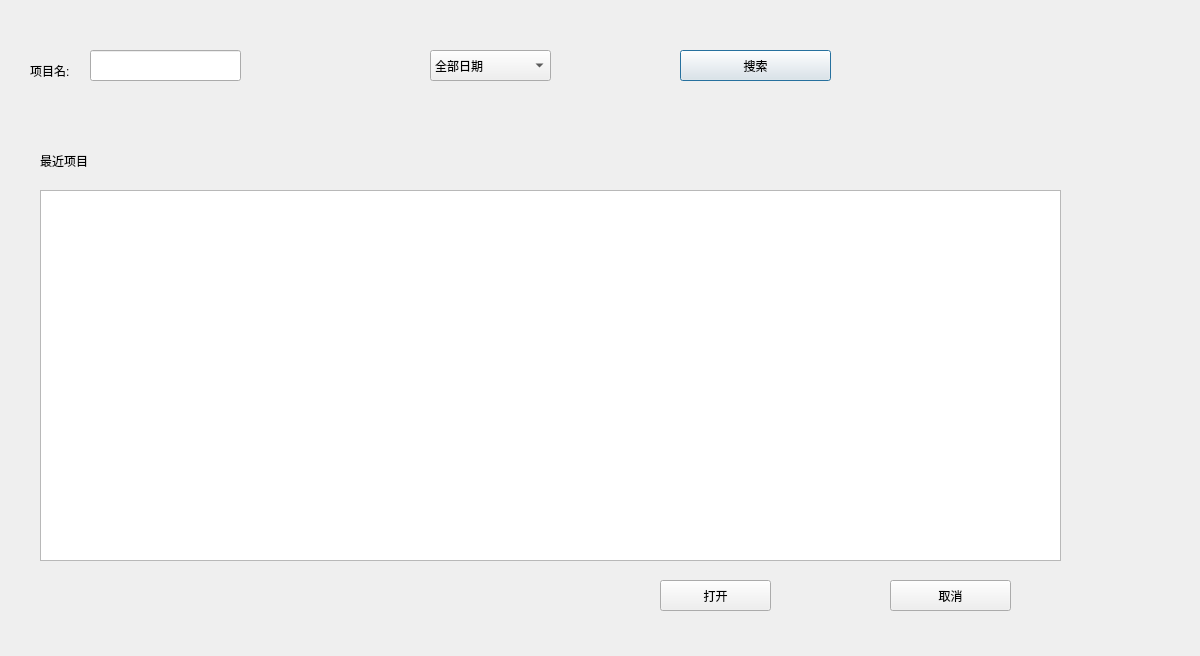
Above: src/signA/openprojectwindow.ui from Freedom-JJ/SignalAnalysis before the change. Below: the same form after it.
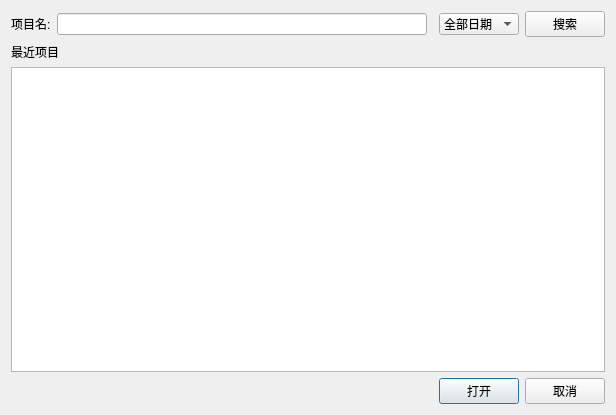
That is the form after the change.

Commit message: 新增信号分析结果窗口，新增时间轴显示，提供相关接口，修改打开项目布局，有刷新速度快造成崩溃的bug

What changed in the file:
```diff
--- a/src/signA/openprojectwindow.ui
+++ b/src/signA/openprojectwindow.ui
@@ -6,64 +6,16 @@
    <rect>
     <x>0</x>
     <y>0</y>
-    <width>1200</width>
-    <height>656</height>
+    <width>616</width>
+    <height>415</height>
    </rect>
   </property>
   <property name="windowTitle">
    <string>Dialog</string>
   </property>
-  <widget class="QPushButton" name="pushButton">
-   <property name="geometry">
-    <rect>
-     <x>680</x>
-     <y>50</y>
-     <width>151</width>
-     <height>31</height>
-    </rect>
-   </property>
-   <property name="styleSheet">
-    <string notr="true">font: 11pt &quot;Agency FB&quot;;</string>
-   </property>
-   <property name="text">
-    <string>搜索</string>
-   </property>
-  </widget>
-  <widget class="QPushButton" name="open">
-   <property name="geometry">
-    <rect>
-     <x>660</x>
-     <y>580</y>
-     <width>111</width>
-     <height>31</height>
-    </rect>
-   </property>
-   <property name="styleSheet">
-    <string notr="true">font: 11pt &quot;Agency FB&quot;;</string>
-   </property>
-   <property name="text">
-    <string>打开</string>
-   </property>
-  </widget>
-  <widget class="QTableWidget" name="tableWidget">
-   <property name="geometry">
-    <rect>
-     <x>40</x>
-     <y>190</y>
-     <width>1021</width>
-     <height>371</height>
-    </rect>
-   </property>
-  </widget>
+  <layout class="QGridLayout" name="gridLayout">
+   <item row="0" column="0">
   <widget class="QLabel" name="label">
-   <property name="geometry">
-    <rect>
-     <x>30</x>
-     <y>50</y>
-     <width>101</width>
-     <height>41</height>
-    </rect>
-   </property>
    <property name="styleSheet">
     <string notr="true">font: 11pt &quot;Agency FB&quot;;</string>
    </property>
@@ -71,15 +23,16 @@
     <string>项目名:</string>
    </property>
   </widget>
+   </item>
+   <item row="0" column="1">
+    <widget class="QLineEdit" name="lineEdit">
+     <property name="styleSheet">
+      <string notr="true">color: qradialgradient(spread:pad, cx:0.5, cy:0.5, radius:0.5, fx:0.5, fy:0.5, stop:0 rgba(0, 0, 0, 0), stop:0.52 rgba(0, 0, 0, 0), stop:0.565 rgba(82, 121, 76, 33), stop:0.65 rgba(159, 235, 148, 64), stop:0.721925 rgba(255, 238, 150, 129), stop:0.77 rgba(255, 128, 128, 204), stop:0.89 rgba(191, 128, 255, 64), stop:1 rgba(0, 0, 0, 0));</string>
+     </property>
+    </widget>
+   </item>
+   <item row="1" column="0" colspan="2">
   <widget class="QLabel" name="label_2">
-   <property name="geometry">
-    <rect>
-     <x>40</x>
-     <y>150</y>
-     <width>91</width>
-     <height>21</height>
-    </rect>
-   </property>
    <property name="styleSheet">
     <string notr="true">font: 11pt &quot;Agency FB&quot;;</string>
    </property>
@@ -87,15 +40,22 @@
     <string>最近项目</string>
    </property>
   </widget>
+   </item>
+   <item row="2" column="0" colspan="5">
+    <widget class="QTableWidget" name="tableWidget"/>
+   </item>
+   <item row="3" column="3">
+    <widget class="QPushButton" name="open">
+     <property name="styleSheet">
+      <string notr="true">font: 11pt &quot;Agency FB&quot;;</string>
+     </property>
+     <property name="text">
+      <string>打开</string>
+     </property>
+    </widget>
+   </item>
+   <item row="3" column="4">
   <widget class="QPushButton" name="cancel">
-   <property name="geometry">
-    <rect>
-     <x>890</x>
-     <y>580</y>
-     <width>121</width>
-     <height>31</height>
-    </rect>
-   </property>
    <property name="styleSheet">
     <string notr="true">font: 11pt &quot;Agency FB&quot;;</string>
    </property>
@@ -103,28 +63,19 @@
     <string>取消</string>
    </property>
   </widget>
-  <widget class="QLineEdit" name="lineEdit">
-   <property name="geometry">
-    <rect>
-     <x>90</x>
-     <y>50</y>
-     <width>151</width>
-     <height>31</height>
-    </rect>
-   </property>
+   </item>
+   <item row="0" column="4">
+    <widget class="QPushButton" name="pushButton">
    <property name="styleSheet">
-    <string notr="true">color: qradialgradient(spread:pad, cx:0.5, cy:0.5, radius:0.5, fx:0.5, fy:0.5, stop:0 rgba(0, 0, 0, 0), stop:0.52 rgba(0, 0, 0, 0), stop:0.565 rgba(82, 121, 76, 33), stop:0.65 rgba(159, 235, 148, 64), stop:0.721925 rgba(255, 238, 150, 129), stop:0.77 rgba(255, 128, 128, 204), stop:0.89 rgba(191, 128, 255, 64), stop:1 rgba(0, 0, 0, 0));</string>
-   </property>
-  </widget>
+      <string notr="true">font: 11pt &quot;Agency FB&quot;;</string>
+     </property>
+     <property name="text">
+      <string>搜索</string>
+     </property>
+    </widget>
+   </item>
+   <item row="0" column="3">
   <widget class="QComboBox" name="comboBox">
-   <property name="geometry">
-    <rect>
-     <x>430</x>
-     <y>50</y>
-     <width>121</width>
-     <height>31</height>
-    </rect>
-   </property>
    <property name="styleSheet">
     <string notr="true">font: 11pt &quot;Agency FB&quot;;</string>
    </property>
@@ -159,6 +110,8 @@
     </property>
    </item>
   </widget>
+   </item>
+  </layout>
  </widget>
  <resources/>
  <connections/>
```
Lines whose indentation alone changed are shown as unchanged. The commit also changes 33 other files.
